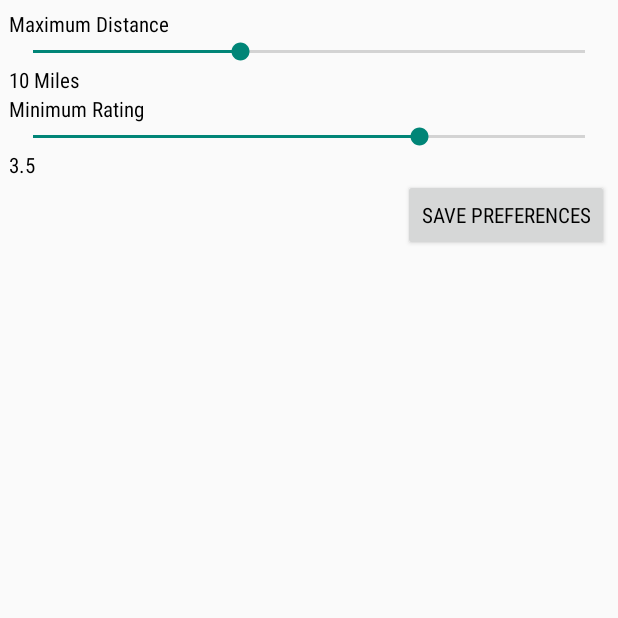
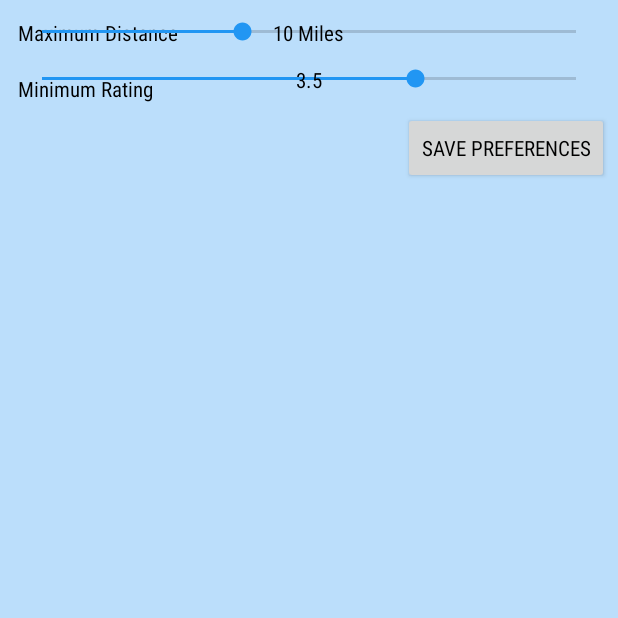
Before and after one commit to pmonkelban/Capstone-Project, an Android app: the screen it shows after launch (PreferencesActivity), in the options menu, after a tap on "Settings", on a phone screen of 412 x 824 dp, the top half of it. Run offline under Robolectric (Android 15) with nearby library versions, the phone set to English and light mode, and no system bars; our stand-ins replace AdMob; 1 statement that could not run was skipped.

Commit message:
Updates to styles and layouts

```diff
--- a/app/src/main/res/layout/activity_main.xml
+++ b/app/src/main/res/layout/activity_main.xml
@@ -19,8 +19,7 @@
                 android:id="@+id/main_toolbar"
                 android:layout_width="match_parent"
                 android:layout_height="?actionBarSize"
-                android:theme="@style/ThemeOverlay.AppCompat.Dark.ActionBar"
-                android:popupTheme="@style/ThemeOverlay.WheelMenuTheme"
+                style="@style/MyActionBar.MenuTextStyle"
                 app:layout_collapseMode="pin">
 
                 <ImageView
--- a/app/src/main/res/layout/location_fragment.xml
+++ b/app/src/main/res/layout/location_fragment.xml
@@ -8,7 +8,8 @@
     <RadioGroup
         android:layout_width="fill_parent"
         android:layout_height="wrap_content"
-        android:orientation="vertical">
+        android:orientation="vertical"
+        android:padding="@dimen/padding_lg">
 
         <RadioButton
             android:id="@+id/use_device_location_button"
@@ -33,6 +34,7 @@
         <TextView
             android:layout_width="wrap_content"
             android:layout_height="wrap_content"
+            android:paddingTop="@dimen/padding_lg"
             android:text="@string/city" />
 
         <EditText
@@ -43,6 +45,7 @@
         <TextView
             android:layout_width="wrap_content"
             android:layout_height="wrap_content"
+            android:paddingTop="@dimen/padding_lg"
             android:text="@string/state" />
 
         <EditText
@@ -53,6 +56,7 @@
         <TextView
             android:layout_width="wrap_content"
             android:layout_height="wrap_content"
+            android:paddingTop="@dimen/padding_lg"
             android:text="@string/zip" />
 
         <EditText
--- a/app/src/main/res/layout/preferences_fragment.xml
+++ b/app/src/main/res/layout/preferences_fragment.xml
@@ -2,13 +2,18 @@
 <LinearLayout xmlns:android="http://schemas.android.com/apk/res/android"
     android:layout_width="match_parent"
     android:layout_height="match_parent"
-    android:padding="@dimen/padding_lg"
-    android:orientation="vertical">
+    android:orientation="vertical"
+    android:padding="@dimen/padding_lg">
+
+    <FrameLayout
+        android:layout_width="match_parent"
+        android:layout_height="wrap_content"
+        android:padding="@dimen/padding_lg">
 
         <TextView
             android:layout_width="wrap_content"
             android:layout_height="wrap_content"
-        android:text="@string/max_distance"/>
+            android:text="@string/max_distance" />
 
         <SeekBar
             android:id="@+id/max_distance_slider"
@@ -19,12 +24,20 @@
             android:id="@+id/max_distance_text"
             android:layout_width="wrap_content"
             android:layout_height="wrap_content"
-        android:gravity="center_horizontal"/>
+            android:layout_gravity="center_horizontal" />
+
+    </FrameLayout>
+
+    <FrameLayout
+        android:layout_width="match_parent"
+        android:layout_height="wrap_content"
+        android:padding="@dimen/padding_lg">
 
         <TextView
             android:layout_width="wrap_content"
             android:layout_height="wrap_content"
-        android:text="@string/min_rating"/>
+            android:paddingTop="@dimen/padding_lg"
+            android:text="@string/min_rating" />
 
         <SeekBar
             android:id="@+id/min_rating_slider"
@@ -35,13 +48,15 @@
             android:id="@+id/min_rating_text"
             android:layout_width="wrap_content"
             android:layout_height="wrap_content"
-        android:gravity="center_horizontal"/>
+            android:layout_gravity="center_horizontal" />
+
+    </FrameLayout>
 
     <Button
         android:id="@+id/save_preferences"
         android:layout_width="wrap_content"
         android:layout_height="wrap_content"
         android:layout_gravity="right"
-        android:text="@string/save_preferences"/>
+        android:text="@string/save_preferences" />
 
 </LinearLayout>
--- a/app/src/main/res/values/styles.xml
+++ b/app/src/main/res/values/styles.xml
@@ -4,13 +4,16 @@
     <style name="AppTheme" parent="Theme.AppCompat.Light.NoActionBar">
 
         <item name="android:textColor">@android:color/black</item>
+        <item name="android:colorBackground">@color/blue_100</item>
         <item name="android:fontFamily">sans-serif-condensed</item>
 
         <item name="colorPrimary">@color/blue_800</item>
         <item name="colorPrimaryDark">@color/blue_900</item>
-        <!--<item name="colorAccent">@color/yellow_400</item>-->
+        <item name="colorAccent">@color/blue_500</item>
 
         <item name="android:textColorLink">@color/blue_900</item>
+
+        <item name="android:actionMenuTextAppearance">@style/MyActionBar.MenuTextStyle</item>
 
     </style>
 
@@ -48,7 +51,14 @@
         <item name="android:textStyle">normal</item>
         <item name="android:textColor">@color/grey_200</item>
         <item name="android:lineSpacingMultiplier">1</item>
+    </style>
 
+    <style name="MyActionBar.MenuTextStyle"
+        parent="android:style/TextAppearance.Holo.Widget.ActionBar.Menu">
+        <item name="android:colorBackground">@color/blue_900</item>
+        <item name="android:textColor">@color/white</item>
+        <item name="android:textStyle">bold</item>
+        <item name="android:textSize">18sp</item>
     </style>
 
 
```
Lines whose indentation alone changed are shown as unchanged.
